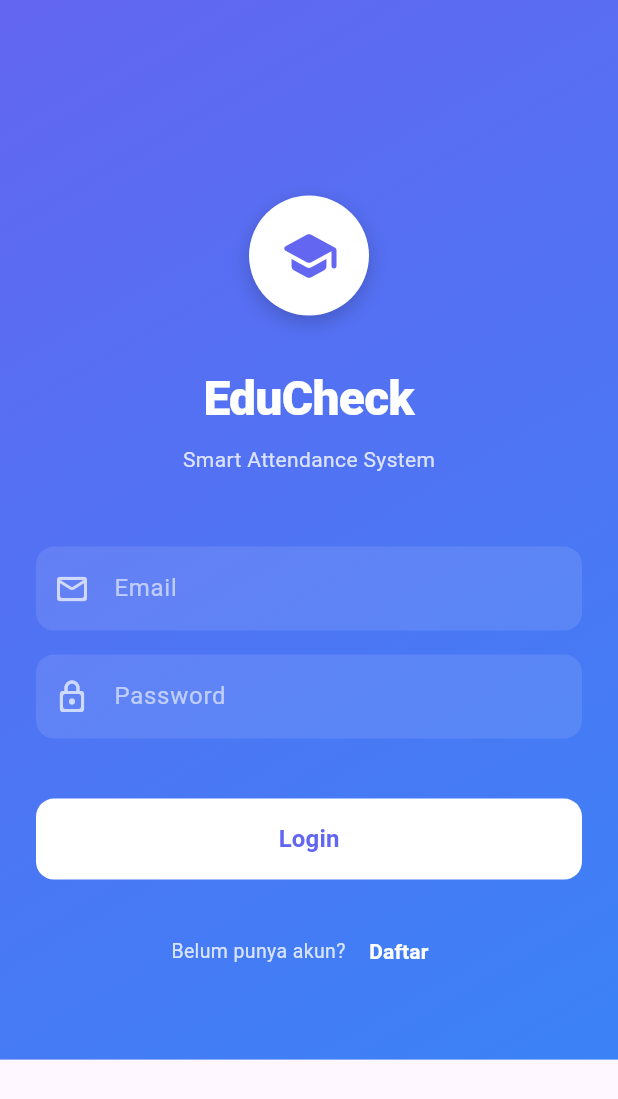
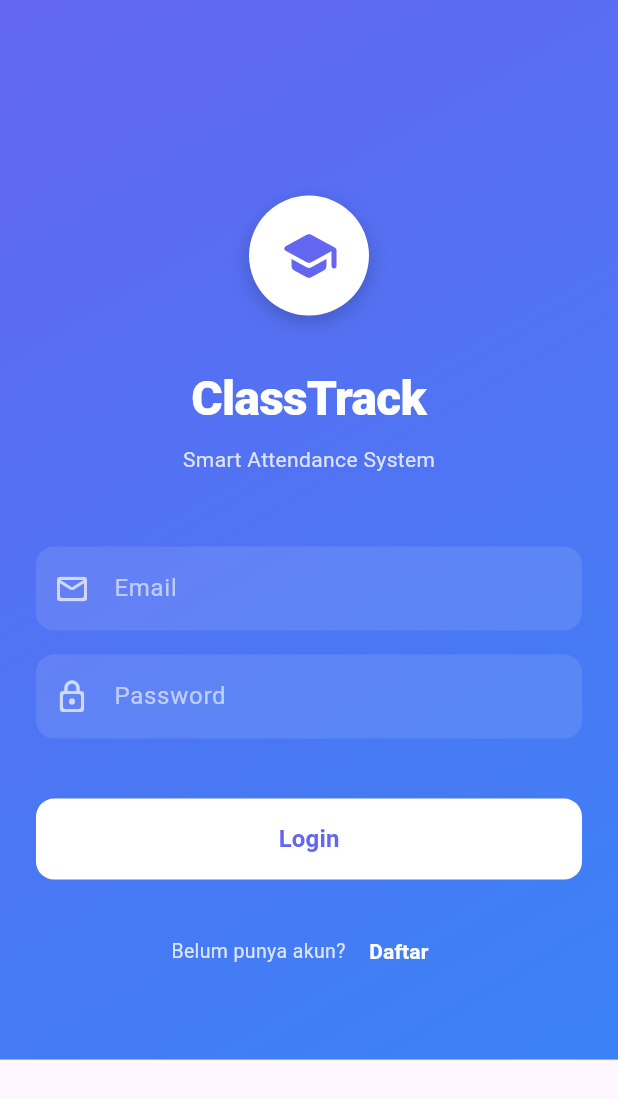
Before and after one commit to redoranged/classtrack, a Flutter app: the screen it shows after launch, on a phone screen of 412 x 824 dp. Shown: the top 1099 px of the screen. Run offline on Flutter 3.47's test engine with Material 3 defaults, Android fonts, the light colour scheme and no system bars; our stand-ins replace flutter_riverpod, supabase_flutter; accounts and stored records are empty.

Commit message:
fix: Update Supabase configuration defaults and rename app title to ClassTrack

```diff
--- a/lib/core/config/supabase_config.dart
+++ b/lib/core/config/supabase_config.dart
@@ -1,11 +1,11 @@
 class SupabaseConfig {
   static const String supabaseUrl = String.fromEnvironment(
     'SUPABASE_URL',
-    defaultValue: 'HOST_YOUR_SUPABASE_URL_HERE',
+    defaultValue: 'https://zcislfiduksfqwifkhrz.supabase.co',
   );
 
   static const String supabaseAnonKey = String.fromEnvironment(
     'SUPABASE_ANON_KEY',
-    defaultValue: 'YOUR_SUPABASE_ANON_KEY_HERE',
+    defaultValue: 'eyJhbGciOiJIUzI1NiIsInR5cCI6IkpXVCJ9.eyJpc3MiOiJzdXBhYmFzZSIsInJlZiI6InpjaXNsZmlkdWtzZnF3aWZraHJ6Iiwicm9sZSI6ImFub24iLCJpYXQiOjE3Njg3NDEwMzQsImV4cCI6MjA4NDMxNzAzNH0.MoXcoPkaynskRPBg7V8PjQGmX7BhuwfhT-ghqorPY1M',
   );
 }
--- a/lib/features/attendance/presentation/pages/login_page.dart
+++ b/lib/features/attendance/presentation/pages/login_page.dart
@@ -95,7 +95,7 @@ class _LoginPageState extends ConsumerState<LoginPage> {
                   ),
                   SizedBox(height: 32),
                   Text(
-                    'EduCheck',
+                    'ClassTrack',
                     style: TextStyle(
                       fontSize: 32,
                       fontWeight: FontWeight.w800,
```
